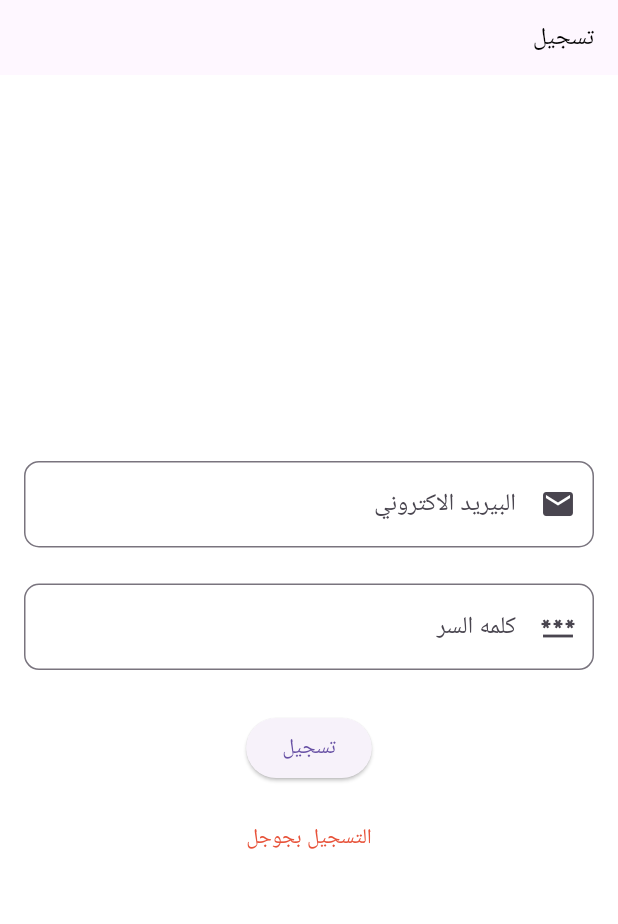
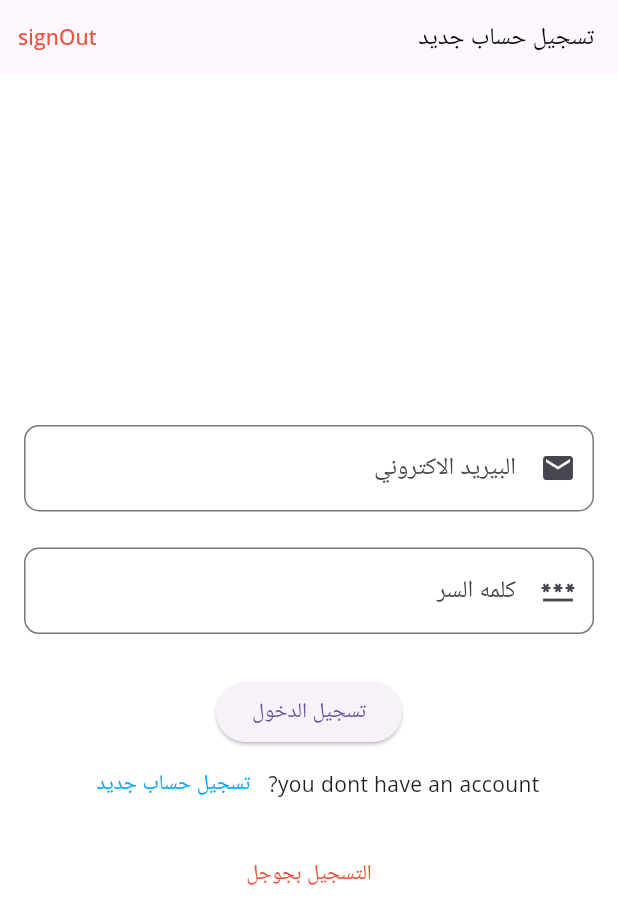
Before and after one commit to Alawita/chat_connect_firebase, a Flutter app: the LoginScreen screen opened by its route, on a phone screen of 412 x 824 dp. Shown: the top 924 px of the screen. Run offline on Flutter 3.47's test engine with Material 3 defaults, Android fonts, the phone set to English and light mode, and no system bars; our stand-ins replace cloud_firestore, firebase_auth, firebase_core, flutter_riverpod, go_router, google_fonts and 1 more; accounts and stored records are empty; generated files the repository leaves out were written again; network calls fail.

Commit message:
logout done

```diff
--- a/chat_connect_app/lib/app/config/routes/router.dart
+++ b/chat_connect_app/lib/app/config/routes/router.dart
@@ -2,7 +2,7 @@ import 'package:chat_connect_app/app/config/routes/my_named_routes.dart';
 import 'package:chat_connect_app/app/modules/auth/pages/login_page.dart';
 import 'package:chat_connect_app/app/modules/auth/pages/register.dart';
 import 'package:chat_connect_app/app/modules/auth/pages/spalsh_scree.dart';
-import 'package:chat_connect_app/homepage.dart';
+import 'package:chat_connect_app/app/modules/home/pages/home_page.dart';
 import 'package:chat_connect_app/main.dart';
 import 'package:flutter/material.dart';
 import 'package:go_router/go_router.dart';
@@ -53,7 +53,7 @@ abstract class AppRouter {
         name: MyNamedRoutes.home,
         pageBuilder: (context, state) => NoTransitionPage(
           key: state.pageKey,
-          child:  MyHomePage(),
+          child:  MyHomeScreen(),
         ),
       ),
 
--- a/chat_connect_app/lib/app/modules/auth/pages/login_page.dart
+++ b/chat_connect_app/lib/app/modules/auth/pages/login_page.dart
@@ -40,7 +40,11 @@ onPressed: (){
   authProvider.login(email: fieldValues.email, userName: fieldValues.userName, password: fieldValues.password);
   context.pushNamed(MyNamedRoutes.home);
 },
-				child: Text(context.translate.register)
+				child: Text(context.translate.login)
+),Row(mainAxisAlignment: MainAxisAlignment.center,
+  children: [
+    Text("you dont have an account?"), TextButton(onPressed: (){context.goNamed(MyNamedRoutes.register);}, child: Text(context.translate.register,style: TextStyle(color: Colors.lightBlue),))
+  ],
 ),
  const SizedBox(
             height: 12,
--- a/chat_connect_app/lib/app/modules/home/pages/home_page.dart
+++ b/chat_connect_app/lib/app/modules/home/pages/home_page.dart
@@ -8,8 +8,7 @@ class MyHomeScreen extends StatelessWidget {
   Widget build(BuildContext context) {
     return  Scaffold(
 
-
-      appBar: MyAppbar(appBarTitle: Text("chatbar")),
+      appBar: MyAppbar(appBarTitle: Text("chatbar")) ,
     );
   }
 }
--- a/chat_connect_app/lib/assets/l10n/app_ar.arb
+++ b/chat_connect_app/lib/assets/l10n/app_ar.arb
@@ -1,7 +1,7 @@
 {
 
     "login" : "تسجيل الدخول",
-    "register" : "تسجيل",
+    "register" : "تسجيل حساب جديد",
     "talal": "طلال",
     "email": "البيريد الاكتروني",
 "username": "اسم الحساب",
--- a/chat_connect_app/lib/shared/myapp_bar.dart
+++ b/chat_connect_app/lib/shared/myapp_bar.dart
@@ -1,15 +1,24 @@
+import 'package:chat_connect_app/app/config/routes/my_named_routes.dart';
+import 'package:chat_connect_app/app/modules/auth/domain/providers/auth_provider.dart';
 import 'package:flutter/material.dart';
+import 'package:flutter_riverpod/flutter_riverpod.dart';
+import 'package:go_router/go_router.dart';
 
-class MyAppbar extends StatelessWidget implements PreferredSizeWidget {
-  const MyAppbar(
-      {super.key, required this.appBarTitle, this.showLeading = false});
+class MyAppbar extends ConsumerWidget implements PreferredSizeWidget {
+   MyAppbar(
+      {super.key, required this.appBarTitle, this.showLeading = false,});
 
   final Text appBarTitle;
   final bool showLeading;
 
   @override
-  Widget build(BuildContext context) {
+  Widget build(BuildContext context, WidgetRef ref) {
+    final authProvider = ref.read(authControllerProvider.notifier);
+
     return AppBar(
+      actions: [TextButton(onPressed: (){authProvider.signOut();
+      context.goNamed(MyNamedRoutes.login);
+      }, child:Text("signOut") )],
       automaticallyImplyLeading: showLeading,
       title: appBarTitle,
     );
```
